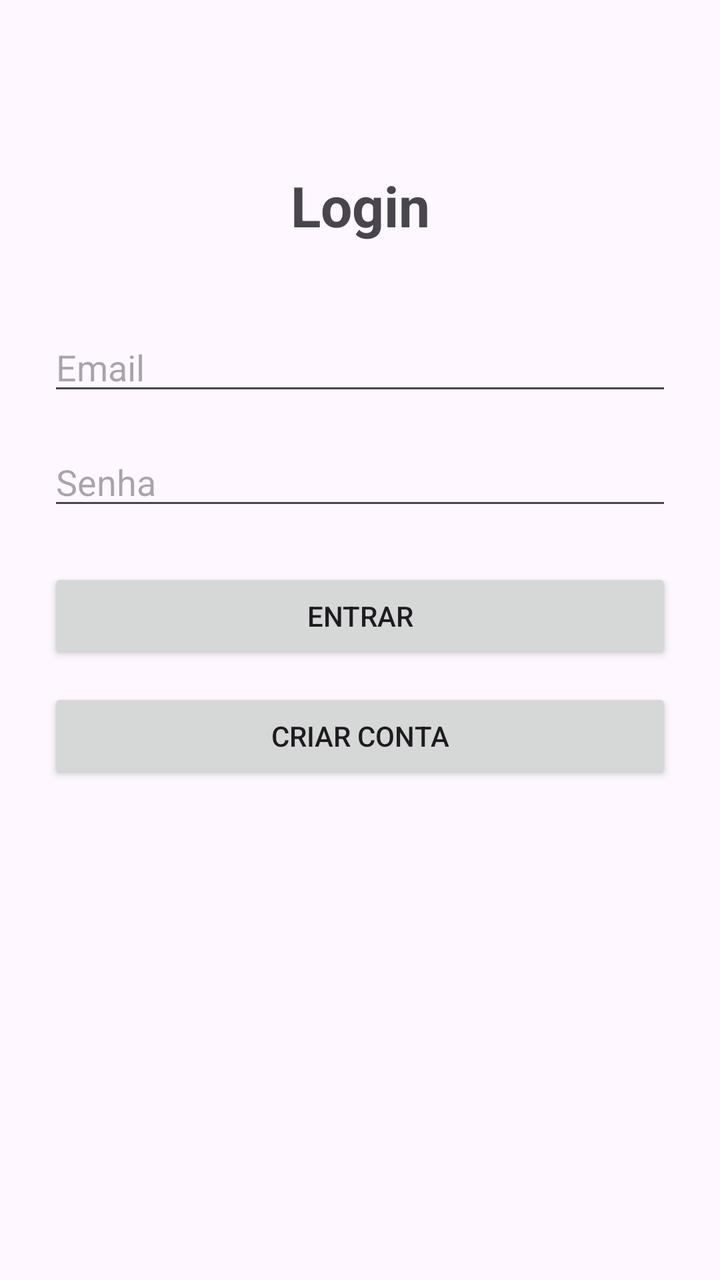
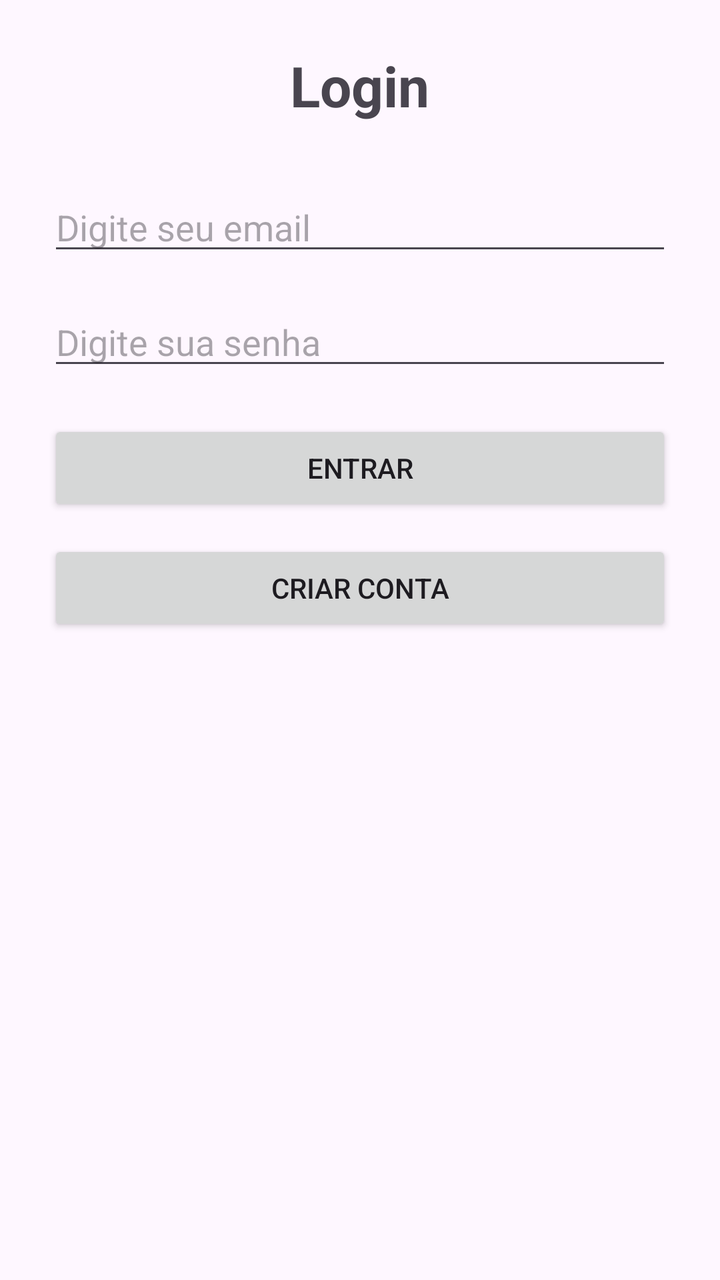

Compare the two renders of this Android layout. The source of the first and the diff that turns it into the second are given below.
<!-- AndroidManifest.xml: application theme Theme.AppControlePro -->
<!-- res/layout/activity_login.xml -->
<?xml version="1.0" encoding="utf-8"?>
<androidx.constraintlayout.widget.ConstraintLayout xmlns:android="http://schemas.android.com/apk/res/android"
    xmlns:app="http://schemas.android.com/apk/res-auto"
    android:layout_width="match_parent"
    android:layout_height="match_parent"
    android:padding="24dp">

    
    <TextView
        android:id="@+id/txtTitulo"
        android:layout_width="wrap_content"
        android:layout_height="wrap_content"
        android:text="Login"
        android:textSize="28sp"
        android:textStyle="bold"
        app:layout_constraintTop_toTopOf="parent"
        app:layout_constraintStart_toStartOf="parent"
        app:layout_constraintEnd_toEndOf="parent"
        android:layout_marginTop="60dp" />

    
    <EditText
        android:id="@+id/edtUsuario"
        android:layout_width="0dp"
        android:layout_height="wrap_content"
        android:hint="Email"
        android:inputType="textEmailAddress"
        app:layout_constraintTop_toBottomOf="@id/txtTitulo"
        app:layout_constraintStart_toStartOf="parent"
        app:layout_constraintEnd_toEndOf="parent"
        android:layout_marginTop="40dp" />

    
    <EditText
        android:id="@+id/edtSenha"
        android:layout_width="0dp"
        android:layout_height="wrap_content"
        android:hint="Senha"
        android:inputType="textPassword"
        app:layout_constraintTop_toBottomOf="@id/edtUsuario"
        app:layout_constraintStart_toStartOf="parent"
        app:layout_constraintEnd_toEndOf="parent"
        android:layout_marginTop="16dp" />

    
    <Button
        android:id="@+id/btnEntrar"
        android:layout_width="0dp"
        android:layout_height="wrap_content"
        android:text="Entrar"
        android:onClick="fazerLogin"
        app:layout_constraintTop_toBottomOf="@id/edtSenha"
        app:layout_constraintStart_toStartOf="parent"
        app:layout_constraintEnd_toEndOf="parent"
        android:layout_marginTop="24dp" />

    
    <Button
        android:id="@+id/btnCadastrar"
        android:layout_width="0dp"
        android:layout_height="wrap_content"
        android:text="Criar conta"
        android:onClick="abrirCadastro"
        app:layout_constraintTop_toBottomOf="@id/btnEntrar"
        app:layout_constraintStart_toStartOf="parent"
        app:layout_constraintEnd_toEndOf="parent"
        android:layout_marginTop="12dp" />

</androidx.constraintlayout.widget.ConstraintLayout>
<!-- resources referenced by this layout -->
<resources>
  <style name="Theme.AppControlePro" parent="Base.Theme.AppControlePro" />
  <style name="Base.Theme.AppControlePro" parent="Theme.Material3.DayNight.NoActionBar">
          
          
      </style>
</resources>

<!-- the commit's change to res/layout/activity_login.xml (unified diff, before → after) -->
@@ -1,69 +1,53 @@
 <?xml version="1.0" encoding="utf-8"?>
-<androidx.constraintlayout.widget.ConstraintLayout xmlns:android="http://schemas.android.com/apk/res/android"
-    xmlns:app="http://schemas.android.com/apk/res-auto"
+<LinearLayout xmlns:android="http://schemas.android.com/apk/res/android"
     android:layout_width="match_parent"
     android:layout_height="match_parent"
+    android:orientation="vertical"
     android:padding="24dp">
 
     
     <TextView
-        android:id="@+id/txtTitulo"
         android:layout_width="wrap_content"
         android:layout_height="wrap_content"
         android:text="Login"
         android:textSize="28sp"
         android:textStyle="bold"
-        app:layout_constraintTop_toTopOf="parent"
-        app:layout_constraintStart_toStartOf="parent"
-        app:layout_constraintEnd_toEndOf="parent"
-        android:layout_marginTop="60dp" />
+        android:layout_gravity="center"
+        android:layout_marginBottom="30dp"/>
 
     
     <EditText
-        android:id="@+id/edtUsuario"
-        android:layout_width="0dp"
+        android:id="@+id/edtEmail"
+        android:layout_width="match_parent"
         android:layout_height="wrap_content"
-        android:hint="Email"
+        android:hint="Digite seu email"
         android:inputType="textEmailAddress"
-        app:layout_constraintTop_toBottomOf="@id/txtTitulo"
-        app:layout_constraintStart_toStartOf="parent"
-        app:layout_constraintEnd_toEndOf="parent"
-        android:layout_marginTop="40dp" />
+        android:layout_marginBottom="16dp"/>
 
     
     <EditText
         android:id="@+id/edtSenha"
-        android:layout_width="0dp"
+        android:layout_width="match_parent"
         android:layout_height="wrap_content"
-        android:hint="Senha"
+        android:hint="Digite sua senha"
         android:inputType="textPassword"
-        app:layout_constraintTop_toBottomOf="@id/edtUsuario"
-        app:layout_constraintStart_toStartOf="parent"
-        app:layout_constraintEnd_toEndOf="parent"
-        android:layout_marginTop="16dp" />
+        android:layout_marginBottom="20dp"/>
 
     
     <Button
         android:id="@+id/btnEntrar"
-        android:layout_width="0dp"
+        android:layout_width="match_parent"
         android:layout_height="wrap_content"
         android:text="Entrar"
         android:onClick="fazerLogin"
-        app:layout_constraintTop_toBottomOf="@id/edtSenha"
-        app:layout_constraintStart_toStartOf="parent"
-        app:layout_constraintEnd_toEndOf="parent"
-        android:layout_marginTop="24dp" />
+        android:layout_marginBottom="12dp"/>
 
     
     <Button
         android:id="@+id/btnCadastrar"
-        android:layout_width="0dp"
+        android:layout_width="match_parent"
         android:layout_height="wrap_content"
         android:text="Criar conta"
-        android:onClick="abrirCadastro"
-        app:layout_constraintTop_toBottomOf="@id/btnEntrar"
-        app:layout_constraintStart_toStartOf="parent"
-        app:layout_constraintEnd_toEndOf="parent"
-        android:layout_marginTop="12dp" />
+        android:onClick="abrirCadastro"/>
 
-</androidx.constraintlayout.widget.ConstraintLayout>
+</LinearLayout>
